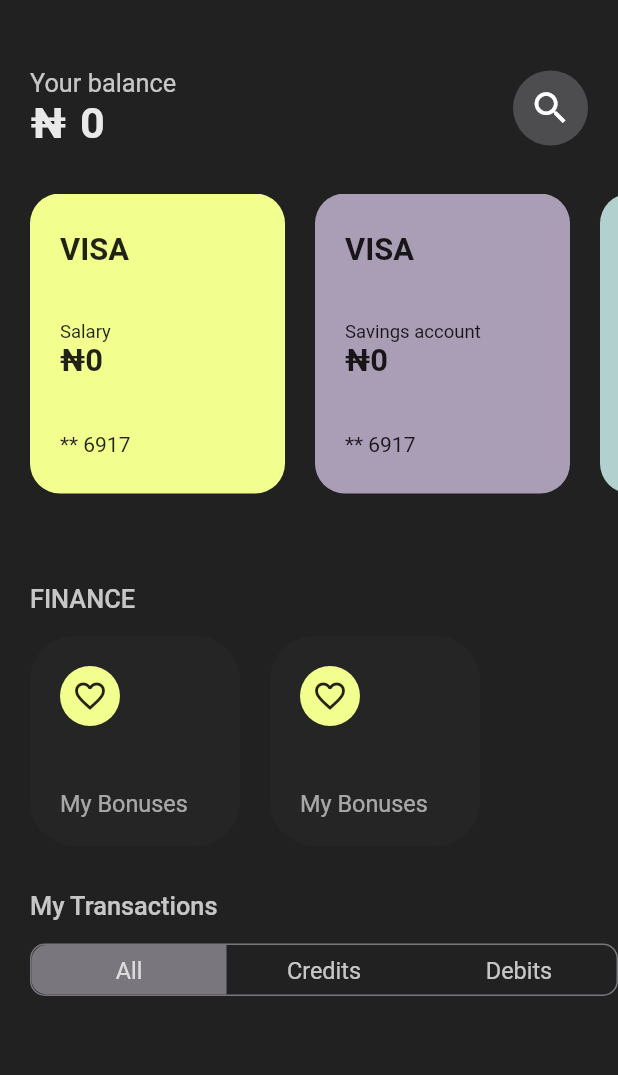
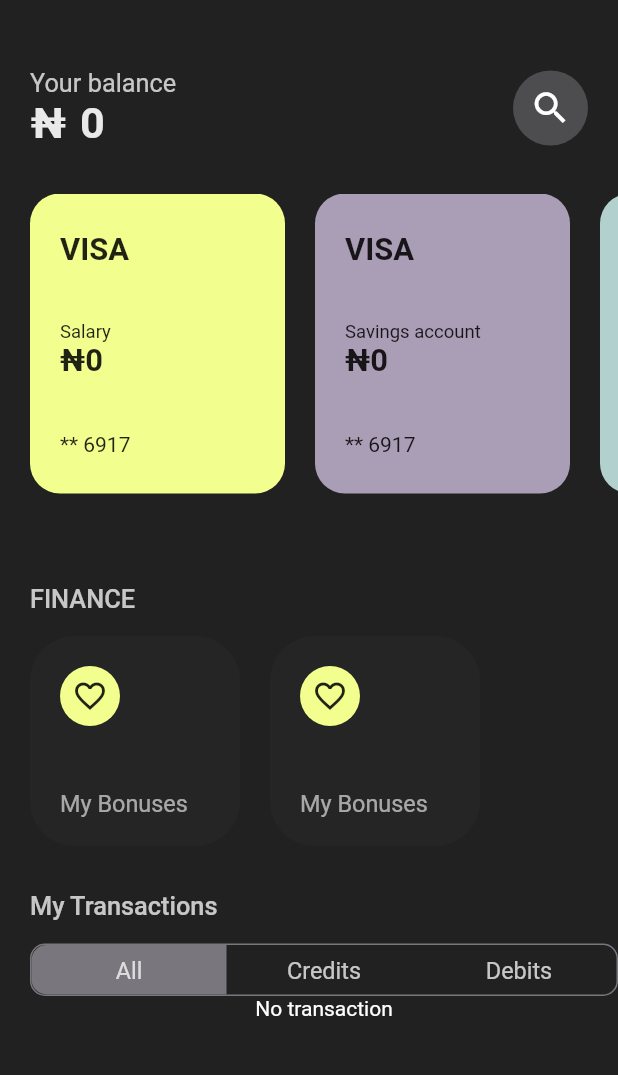
Before and after one commit to adebayoAdesina/Veegil_Bank, a Flutter app: the HomeScreen screen opened directly, on a phone screen of 412 x 824 dp, the part 117-1192 px from its top. Run offline on Flutter 3.47's test engine with Material 2 defaults, Android fonts, the phone set to English and light mode, and no system bars; our stand-ins replace cached_network_image, modal_progress_hud_nsn, water_drop_nav_bar.

Commit message:
transaction details for all transaction, debits and credit added.

```diff
--- a/lib/widgets/transaction_section.dart
+++ b/lib/widgets/transaction_section.dart
@@ -15,9 +15,17 @@ class TransactionSection extends StatefulWidget {
 
 class _TransactionSectionState extends State<TransactionSection> {
   int _currentState = 0;
+
+  int getLength(context) {
+    int length = 3;
+    return length;
+  }
+
   @override
   Widget build(BuildContext context) {
     final user = context.watch<AppData>().user;
+    final datas = context.watch<AppData>();
+    print(_currentState);
     return Column(
       children: [
         Row(
@@ -55,14 +63,56 @@ class _TransactionSectionState extends State<TransactionSection> {
             ],
           ),
         ),
-        if (user.received != null)
-          ListView.builder(
+        (user.received == null || _currentState != 0)
+            ? (datas.allTransfer.isNotEmpty && _currentState == 2)
+                ? ListView.builder(
+                    primary: false,
+                    itemCount: datas.allTransfer.length,
+                    shrinkWrap: true,
+                    itemBuilder: (context, index) {
+                      var sents = datas.allTransfer[index];
+                      print(sents);
+                      return TransactionTile(
+                        amount: sents.amount!.toStringAsFixed(0),
+                        transferTo: sents.phoneNumber.toString(),
+                        description: sents.description.toString(),
+                        isSend: sents.isSent!,
+                      );
+                    },
+                  )
+                : (datas.allRecieved.isNotEmpty && _currentState == 1)
+                    ? ListView.builder(
+                        primary: false,
+                        itemCount: user.received!.length,
+                        shrinkWrap: true,
+                        itemBuilder: (context, index) {
+                          var recieved = datas.allRecieved[index];
+
+                          return TransactionTile(
+                            amount: recieved.amount!.toStringAsFixed(0),
+                            transferTo: recieved.phoneNumber.toString(),
+                            description: recieved.description.toString(),
+                            isSend: recieved.isSent!,
+                          );
+                        },
+                      )
+                    : Text(
+                        'No transaction',
+                        style: TextStyle(
+                            color: Theme.of(context).colorScheme.onSecondary),
+                      )
+            : (user.received!.isEmpty)
+                ? Text(
+                    'No transaction',
+                    style: TextStyle(
+                        color: Theme.of(context).colorScheme.onSecondary),
+                  )
+                : ListView.builder(
                     primary: false,
                     itemCount: user.received!.length,
                     shrinkWrap: true,
                     itemBuilder: (context, index) {
                       var transfers = user.received![index];
-              // print(transfers);
                       return TransactionTile(
                         amount: transfers.amount!.toStringAsFixed(0),
                         transferTo: transfers.phoneNumber.toString(),
@@ -70,7 +120,7 @@ class _TransactionSectionState extends State<TransactionSection> {
                         isSend: transfers.isSent!,
                       );
                     },
-          )
+                  ),
       ],
     );
   }
```
Also changed, not shown: lib/provider/app_data.dart (+36 -11 lines). Lines whose indentation alone changed are shown as unchanged.
